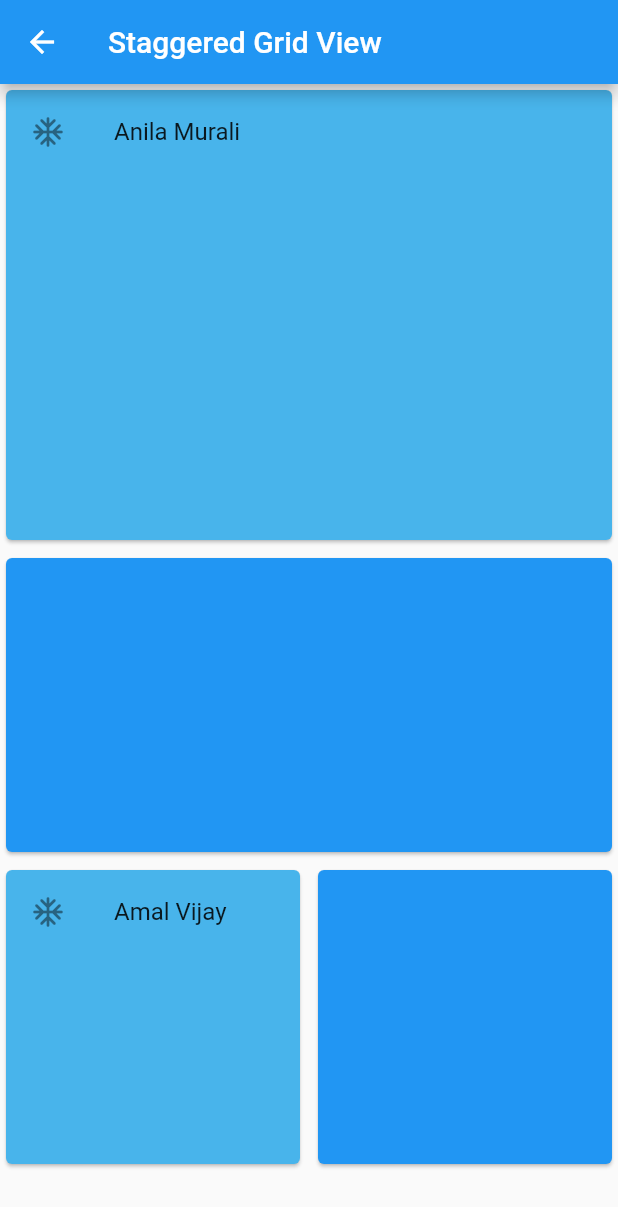
After one commit to anilamurali/flutter_Grid_Assignment, a Flutter app: the StaggeredGridExample screen opened directly, on a phone screen of 412 x 824 dp. The commit adds this screen. Shown: the top 1207 px of the screen. Run offline on Flutter 3.47's test engine with Material 2 defaults, Android fonts, the phone set to English and light mode, and no system bars; our stand-ins replace device_preview.

Commit message:
Staggered grid view

```diff
--- a/lib/main.dart
+++ b/lib/main.dart
@@ -3,6 +3,8 @@ import 'dart:async';
 import 'package:assignment_ui/GridView_UI.dart';
 import 'package:assignment_ui/stackdemo.dart';
 import 'package:assignment_ui/stackwithgrid.dart';
+import 'package:assignment_ui/staggered_ui.dart';
+import 'package:assignment_ui/staggeredgrid.dart';
 import 'package:flutter/foundation.dart';
 import 'package:flutter/material.dart';
 import 'package:device_preview/device_preview.dart';
@@ -30,7 +32,7 @@ class SpashScreen extends StatefulWidget {
 class _SpashScreenState extends State<SpashScreen> {
   void initState(){
     Timer(Duration(seconds: 10), () {
-      Navigator.of(context).pushReplacement(MaterialPageRoute(builder: (context)=>Stack_UI()));
+      Navigator.of(context).pushReplacement(MaterialPageRoute(builder: (context)=>Staggered_UI()));
     });
 
   }
--- /dev/null
+++ b/lib/mywidget.dart
@@ -0,0 +1,27 @@
+import 'package:flutter/material.dart';
+
+class MyCustomWidget extends StatelessWidget{
+  final Color? bgcolor;
+  final IconData icons;
+  VoidCallback? onpress;
+  String? label;
+  MyCustomWidget({
+    this.bgcolor= const Color.fromARGB(255, 72, 180, 235),
+    required this.icons,
+    this.onpress,
+    this.label="hello",
+    });
+
+  @override
+  Widget build(BuildContext context) {
+    return Card(
+      color: bgcolor,
+      child: ListTile(
+        title: Text(label!),
+        leading: Icon(icons),
+        onTap: onpress,
+      ),
+
+    );
+  }
+}
--- /dev/null
+++ b/lib/staggeredgrid.dart
@@ -0,0 +1,44 @@
+import 'package:assignment_ui/mywidget.dart';
+
+import 'package:flutter/material.dart';
+import 'package:flutter/widgets.dart';
+import 'package:flutter_staggered_grid_view/flutter_staggered_grid_view.dart';
+
+class StaggeredGridExample extends StatelessWidget{
+  @override
+  Widget build(BuildContext context) {
+    return Scaffold(
+      appBar: AppBar(title:const Text("Staggered Grid View"),),
+      body: SafeArea(
+        child: SingleChildScrollView(
+          child: StaggeredGrid.count(crossAxisCount: 4,
+          mainAxisSpacing: 4,
+          crossAxisSpacing: 4,
+          children: [
+            StaggeredGridTile.count(crossAxisCellCount: 4, mainAxisCellCount: 3,
+            child: MyCustomWidget(icons: Icons.ac_unit_rounded,
+            label: "Anila Murali",
+            ),
+            ),
+            const StaggeredGridTile.count(crossAxisCellCount: 4, mainAxisCellCount: 2,
+            child: Card(
+              color: Colors.blue,
+            ),
+            ),
+            StaggeredGridTile.count(crossAxisCellCount: 2, mainAxisCellCount:2,
+            child: MyCustomWidget(icons: Icons.ac_unit_rounded,
+            label: "Amal Vijay",
+            ),
+            ),
+            const StaggeredGridTile.count(crossAxisCellCount: 2, mainAxisCellCount: 2,
+            child: Card(
+              color: Colors.blue,
+            ),
+            ),
+          ],),
+        ),
+      ),
+    );
+  }
+
+}
--- a/pubspec.yaml
+++ b/pubspec.yaml
@@ -31,6 +31,7 @@ dependencies:
   flutter:
     sdk: flutter
   device_preview: ^1.1.0
+  flutter_staggered_grid_view: ^0.6.2
 
 
   # The following adds the Cupertino Icons font to your application.
```
Also changed, not shown: lib/staggered_ui.dart (added, +100 -0 lines), pubspec.lock.
